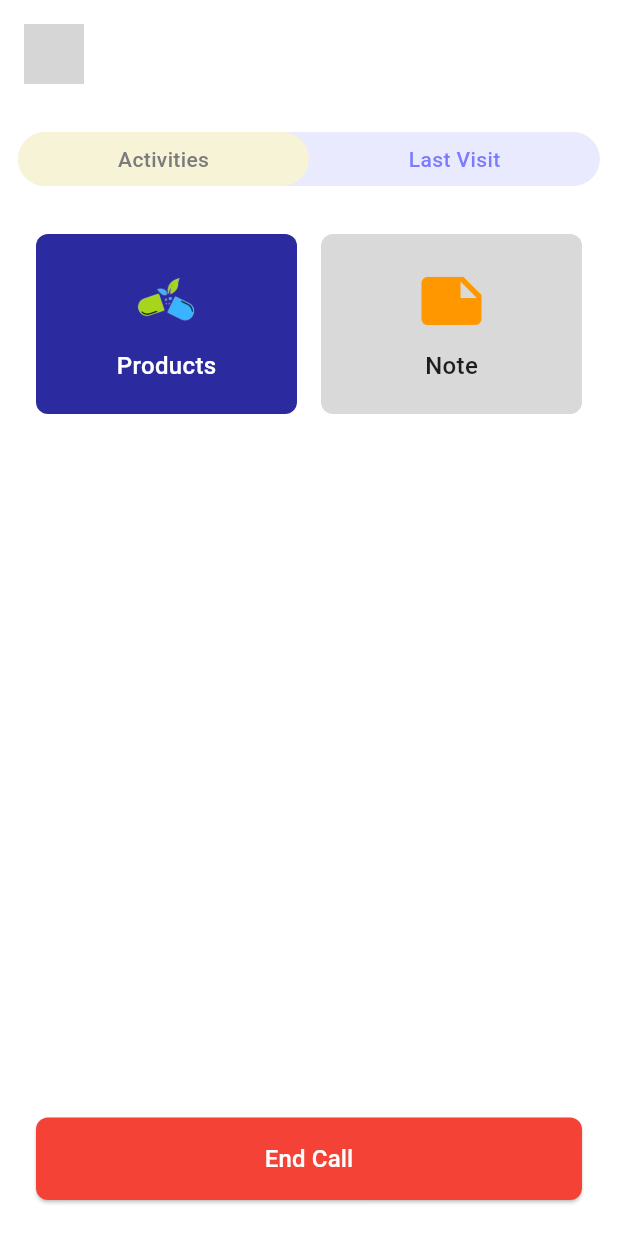
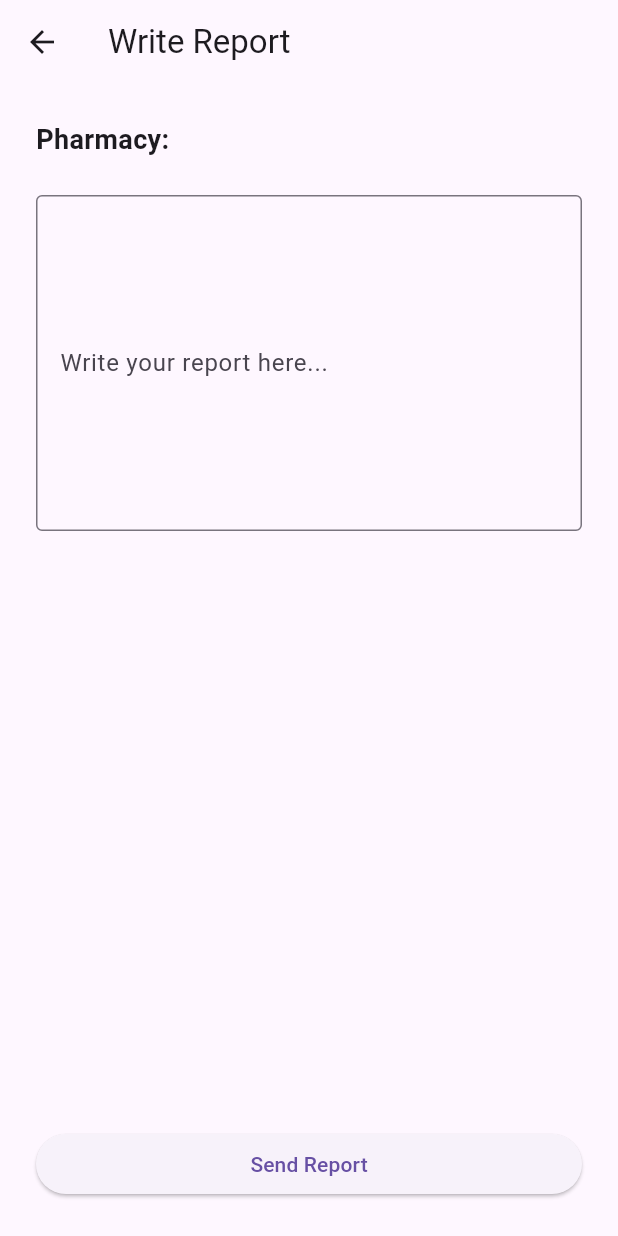
Before and after one commit to zhyarJB/salespro_flutter, a Flutter app: the VisitActivityScreen screen opened directly with empty values, after a tap on "Note", on a phone screen of 412 x 824 dp. Run offline on Flutter 3.47's test engine with Material 3 defaults, Android fonts, the phone set to English and light mode, and no system bars; our stand-ins replace flutter_map, geolocator, latlong2, shared_preferences; accounts and stored records are empty; grey boxes are pictures that could not be loaded.

Commit message:
The Sales Rep can write reports

```diff
--- /dev/null
+++ b/lib/report_screen.dart
@@ -0,0 +1,125 @@
+import 'package:flutter/material.dart';
+import 'services/auth_service.dart';
+import 'package:http/http.dart' as http;
+import 'dart:convert';
+
+class ReportScreen extends StatefulWidget {
+  final String pharmacyName;
+  // Optionally, you can add visitId here for real backend integration
+  const ReportScreen({Key? key, required this.pharmacyName}) : super(key: key);
+
+  @override
+  State<ReportScreen> createState() => _ReportScreenState();
+}
+
+class _ReportScreenState extends State<ReportScreen> {
+  final TextEditingController _controller = TextEditingController();
+  bool _isLoading = false;
+  String? _message;
+
+  Future<void> _sendReport() async {
+    final text = _controller.text.trim();
+    if (text.isEmpty) {
+      setState(() {
+        _message = 'Please write a report.';
+      });
+      return;
+    }
+    setState(() {
+      _isLoading = true;
+      _message = null;
+    });
+    try {
+      final authService = AuthService();
+      final token = await authService.getToken();
+      if (token == null) {
+        setState(() {
+          _isLoading = false;
+          _message = 'Authentication required.';
+        });
+        return;
+      }
+      // TODO: Replace with actual visitId and endpoint
+      // For now, just simulate a successful send
+      // final url = Uri.parse('http://10.0.2.2:8000/api/v1/visits/{visitId}/reports');
+      // final response = await http.post(
+      //   url,
+      //   headers: {
+      //     'Authorization': 'Bearer $token',
+      //     'Accept': 'application/json',
+      //     'Content-Type': 'application/json',
+      //   },
+      //   body: jsonEncode({'notes': text}),
+      // );
+      await Future.delayed(const Duration(seconds: 1));
+      setState(() {
+        _isLoading = false;
+        _message = 'Report sent to your Sales Manager!';
+        _controller.clear();
+      });
+      // if (response.statusCode == 201) {
+      //   setState(() {
+      //     _isLoading = false;
+      //     _message = 'Report sent to your Sales Manager!';
+      //     _controller.clear();
+      //   });
+      // } else {
+      //   setState(() {
+      //     _isLoading = false;
+      //     _message = 'Failed to send report.';
+      //   });
+      // }
+    } catch (e) {
+      setState(() {
+        _isLoading = false;
+        _message = 'Error: $e';
+      });
+    }
+  }
+
+  @override
+  Widget build(BuildContext context) {
+    return Scaffold(
+      appBar: AppBar(
+        title: Text('Write Report'),
+      ),
+      body: Padding(
+        padding: const EdgeInsets.all(24.0),
+        child: Column(
+          crossAxisAlignment: CrossAxisAlignment.start,
+          children: [
+            Text(
+              'Pharmacy: ${widget.pharmacyName}',
+              style: const TextStyle(fontWeight: FontWeight.bold, fontSize: 18),
+            ),
+            const SizedBox(height: 24),
+            TextField(
+              controller: _controller,
+              maxLines: 8,
+              decoration: const InputDecoration(
+                border: OutlineInputBorder(),
+                labelText: 'Write your report here...',
+              ),
+            ),
+            const SizedBox(height: 16),
+            if (_message != null)
+              Text(
+                _message!,
+                style: TextStyle(color: _message!.contains('sent') ? Colors.green : Colors.red),
+              ),
+            const Spacer(),
+            SizedBox(
+              width: double.infinity,
+              child: ElevatedButton(
+                onPressed: _isLoading ? null : _sendReport,
+                child: _isLoading
+                    ? const CircularProgressIndicator(color: Colors.white)
+                    : const Text('Send Report'),
+              ),
+            ),
+          ],
+        ),
+      ),
+    );
+  }
+}
--- a/lib/visit_activity_screen.dart
+++ b/lib/visit_activity_screen.dart
@@ -1,5 +1,6 @@
 import 'package:flutter/material.dart';
 import 'products_screen.dart';
+import 'report_screen.dart';
 
 class VisitActivityScreen extends StatelessWidget {
   final String pharmacyName;
@@ -109,7 +110,13 @@ class VisitActivityScreen extends StatelessWidget {
                   const SizedBox(width: 16),
                   Expanded(
                     child: GestureDetector(
-                      onTap: () {},
+                      onTap: () {
+                        Navigator.of(context).push(
+                          MaterialPageRoute(
+                            builder: (context) => ReportScreen(pharmacyName: pharmacyName),
+                          ),
+                        );
+                      },
                       child: Container(
                         height: 120,
                         decoration: BoxDecoration(
```
